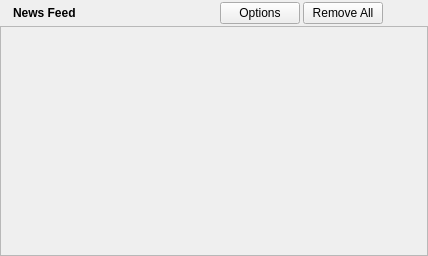
Old version of the form retroshare-gui/src/gui/NewsFeed.ui in the repository RetroShare/RetroShare.
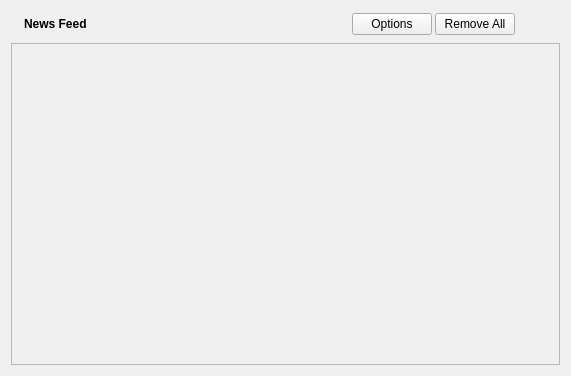
New version of the form. Icons and pictures are not drawn.

Commit message: Remorked GUI layout a little bit: - made all pages have a bar with full width - added help button to each of them (needs adding text) - improved help system so that it's easy to register a new help button FriendsDialog still needs some cleaning.

The edit to the form file:
```diff
--- a/retroshare-gui/src/gui/NewsFeed.ui
+++ b/retroshare-gui/src/gui/NewsFeed.ui
@@ -6,17 +6,11 @@
    <rect>
     <x>0</x>
     <y>0</y>
-    <width>428</width>
-    <height>256</height>
+    <width>571</width>
+    <height>376</height>
    </rect>
   </property>
-  <layout class="QVBoxLayout" name="verticalLayout_2">
-   <property name="spacing">
-    <number>0</number>
-   </property>
-   <property name="margin">
-    <number>0</number>
-   </property>
+  <layout class="QVBoxLayout" name="verticalLayout">
    <item>
     <layout class="QHBoxLayout" name="headerLayout">
      <property name="spacing">
@@ -138,7 +132,7 @@
           <rect>
            <x>0</x>
            <y>0</y>
-           <width>426</width>
+           <width>551</width>
            <height>16</height>
           </rect>
          </property>
@@ -148,14 +142,6 @@
            <verstretch>0</verstretch>
           </sizepolicy>
          </property>
-         <layout class="QVBoxLayout" name="verticalLayout">
-          <property name="spacing">
-           <number>3</number>
-          </property>
-          <property name="margin">
-           <number>3</number>
-          </property>
-         </layout>
         </widget>
        </widget>
       </item>
```
The commit also changes 12 other files.
